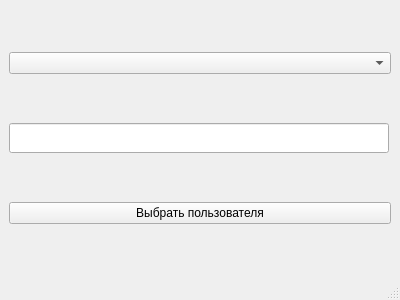
The window that statistic.ui (jon007a/Modbus) describes before a commit, drawn with Qt 5.
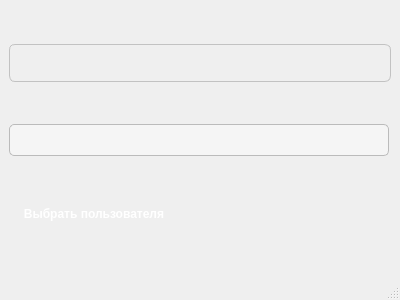
The same window after the commit. Icons and pictures are not drawn.

Patch:
```diff
--- a/statistic.ui
+++ b/statistic.ui
@@ -28,14 +28,50 @@
   <widget class="QWidget" name="centralwidget">
    <layout class="QVBoxLayout" name="verticalLayout">
     <item>
-     <widget class="QComboBox" name="userComboBox"/>
+     <widget class="QComboBox" name="userComboBox">
+      <property name="styleSheet">
+       <string notr="true">QComboBox {
+    background-color: #EFEFEF;
+    color: #404040;
+    border: 1px solid #C2C2C2;
+    border-radius: 6px;
+    padding: 6px 10px;
+    min-height: 24px;
+    font-size: 13px;
+}
+
+QComboBox:hover {
+    background-color: #E5E5E5;
+    border: 1px solid #A0A0A0;
+}
+
+QComboBox:focus {
+    border: 1px solid #808080;
+    background-color: #FAFAFA;
+}
+
+QComboBox::drop-down {
+    subcontrol-origin: padding;
+    subcontrol-position: center right;
+    width: 22px;
+    border-left: none;
+    margin-right: 6px;
+}
+
+QComboBox::down-arrow {
+    image: url(resources/arrow-down.png);
+    width: 12px;
+    height: 12px;
+}</string>
+      </property>
+     </widget>
     </item>
     <item>
      <widget class="QLineEdit" name="passwordLineEdit">
       <property name="minimumSize">
        <size>
         <width>380</width>
-        <height>30</height>
+        <height>32</height>
        </size>
       </property>
       <property name="maximumSize">
@@ -44,10 +80,58 @@
         <height>30</height>
        </size>
       </property>
+      <property name="styleSheet">
+       <string notr="true">QLineEdit {
+    background-color: #F5F5F5;
+    color: #333333;
+    border: 1px solid #BBBBBB;
+    border-radius: 5px;
+    padding: 5px;
+    min-height: 20px;
+}
+
+QLineEdit:focus {
+    border: 1px solid #707070;
+}
+
+QLineEdit:disabled {
+    background-color: #E0E0E0;
+    color: #9E9E9E;
+}</string>
+      </property>
      </widget>
     </item>
     <item>
      <widget class="QPushButton" name="selectUserButton">
+      <property name="styleSheet">
+       <string notr="true">QPushButton {
+    text-align: center;
+    color: white;
+    border-radius: 8px;
+    padding: 5px 10px;
+    font-weight: bold;
+    background: qlineargradient(spread:pad, x1:0, y1:0, x2:1, y2:0, 
+                              stop:0 #4A4A4A, stop:0.5 #707070, stop:1 #4A4A4A);
+    border: none;
+    min-height: 25px;
+    max-width: 150px;
+}
+
+QPushButton:hover {
+    background: qlineargradient(spread:pad, x1:1, y1:0, x2:0, y2:0, 
+                              stop:0 #4A4A4A, stop:0.5 #707070, stop:1 #4A4A4A);
+}
+
+QPushButton:pressed {
+    background: qlineargradient(spread:pad, x1:0, y1:0, x2:1, y2:0, 
+                              stop:0 #303030, stop:0.5 #505050, stop:1 #303030);
+}
+
+QPushButton:disabled {
+    background: #9E9E9E;
+    color: #E0E0E0;
+}</string>
+      </property>
       <property name="text">
        <string>Выбрать пользователя</string>
       </property>
```
